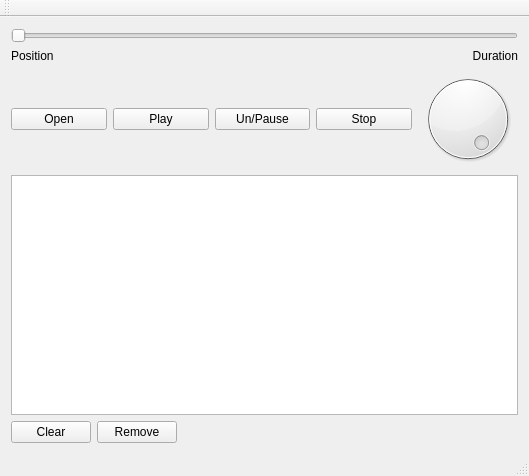
Above: purrwindow.ui from VashSan/purr before the change. Below: the same form after it.
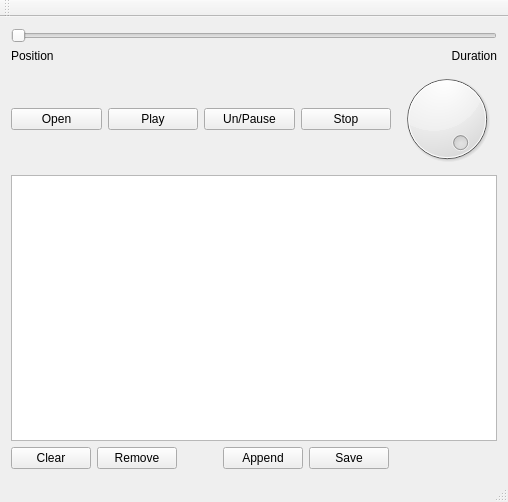
That is the form after the change.

Commit message: load-append-playlist buttons

What changed in the file:
```diff
--- a/purrwindow.ui
+++ b/purrwindow.ui
@@ -6,8 +6,8 @@
    <rect>
     <x>0</x>
     <y>0</y>
-    <width>529</width>
-    <height>476</height>
+    <width>508</width>
+    <height>502</height>
    </rect>
   </property>
   <property name="windowTitle">
@@ -123,6 +123,36 @@
           <property name="orientation">
            <enum>Qt::Horizontal</enum>
           </property>
+          <property name="sizeType">
+           <enum>QSizePolicy::Minimum</enum>
+          </property>
+          <property name="sizeHint" stdset="0">
+           <size>
+            <width>40</width>
+            <height>20</height>
+           </size>
+          </property>
+         </spacer>
+        </item>
+        <item>
+         <widget class="QPushButton" name="loadPlaylistButton">
+          <property name="text">
+           <string>Append</string>
+          </property>
+         </widget>
+        </item>
+        <item>
+         <widget class="QPushButton" name="savePlaylistButton">
+          <property name="text">
+           <string>Save</string>
+          </property>
+         </widget>
+        </item>
+        <item>
+         <spacer name="horizontalSpacer_2">
+          <property name="orientation">
+           <enum>Qt::Horizontal</enum>
+          </property>
           <property name="sizeHint" stdset="0">
            <size>
             <width>40</width>
```
Left out of the diff: 2 changed lines with no effect on the pictures. The commit also changes 2 other files.
